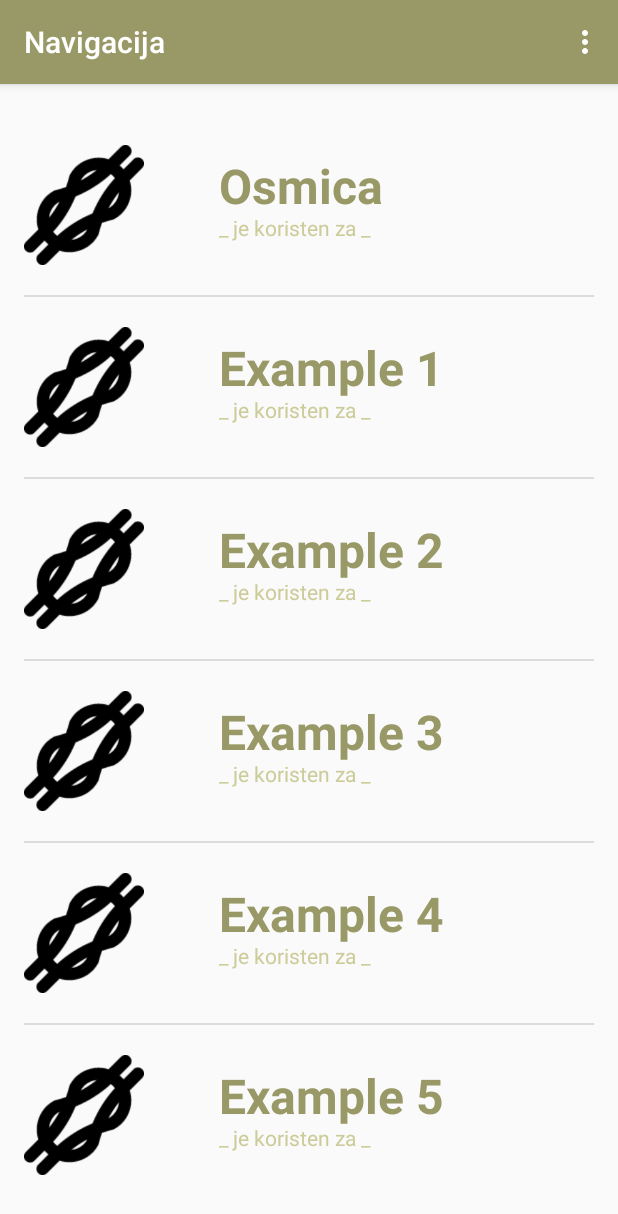
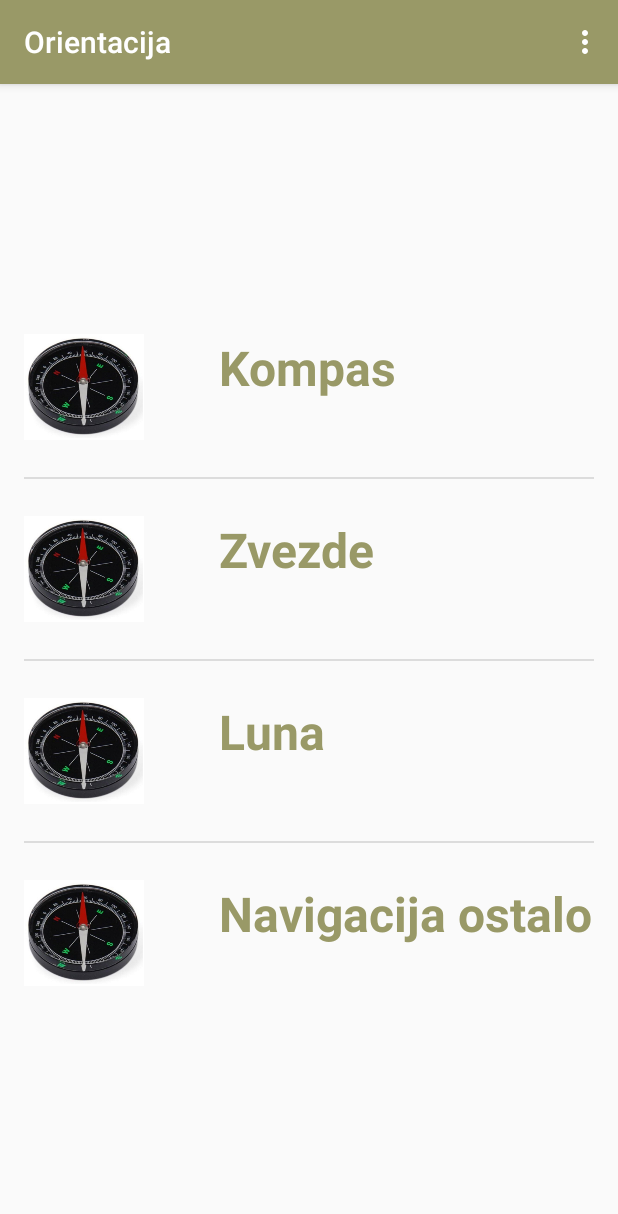
Before and after one commit to Cerozz/Skavt, an Android app: the screen it shows after launch (SubDirectory), after a tap on "Kako uporabiti navigacijske zemljevide i", on a phone screen of 412 x 824 dp. Shown: the top 1214 px of the screen. Run offline under Robolectric (Android 15) with nearby library versions, the phone set to English and light mode, and no system bars; 3 other taps on this screen came first.

Commit message:
Dodal vsebino v class, uredil adapter, uredil element, vsebine za zavetje in nasvete še ni, ognji memory leakajo(problem bitmap slik)

```diff
--- a/app/src/main/java/com/example/zoki/skavt/Adapter.java
+++ b/app/src/main/java/com/example/zoki/skavt/Adapter.java
@@ -1,6 +1,7 @@
 package com.example.zoki.skavt;
 
 import android.content.Context;
+import android.util.Log;
 import android.view.LayoutInflater;
 import android.view.View;
 import android.view.ViewGroup;
--- /dev/null
+++ b/app/src/main/java/com/example/zoki/skavt/Adapter_contentmenu.java
@@ -0,0 +1,32 @@
+package com.example.zoki.skavt;
+
+import android.content.Context;
+import android.util.Log;
+import android.view.LayoutInflater;
+import android.view.View;
+import android.view.ViewGroup;
+import android.widget.ArrayAdapter;
+import android.widget.ImageView;
+import android.widget.TextView;
+
+public class Adapter_contentmenu extends ArrayAdapter<String> {
+
+    private final int[] slike;
+
+    public Adapter_contentmenu(Context context, String[] ime, int[] slike) {
+        super(context, R.layout.row, ime);
+        this.slike = slike;
+    }
+
+    @Override
+    public View getView(int position, View convertView, ViewGroup parent) {
+        LayoutInflater inf = LayoutInflater.from(getContext());
+        View customView = inf.inflate(R.layout.row, parent, false);
+        String ime = getItem(position);
+        TextView text = (TextView) customView.findViewById(R.id.textView);
+        ImageView slika = (ImageView) customView.findViewById(R.id.imageView);
+        text.setText(ime);
+        slika.setImageResource(slike[position]);
+        return customView;
+    }
+}
--- a/app/src/main/java/com/example/zoki/skavt/MainActivity.java
+++ b/app/src/main/java/com/example/zoki/skavt/MainActivity.java
@@ -18,7 +18,7 @@ public class MainActivity extends AppCompatActivity {
     protected void onCreate(Bundle savedInstanceState) {
         super.onCreate(savedInstanceState);
         setContentView(R.layout.activity_main);
-        String[] poglavja = {"Vozli", "Zavetje", "Ognji", "Navigacija", "Nasveti", "Deli izkušnje", "Svetilka"};
+        String[] poglavja = {"Vozli", "Zavetje", "Ognji", "Orientacija", "Nasveti", "Deli izkušnje", "Svetilka"};
         int[] slike = {R.drawable.rope, R.drawable.home, R.drawable.flames, R.drawable.compass, R.drawable.books, R.drawable.social, R.drawable.flashlight};
         String[] opisi = {"O vozlih, kako jih naredimo in čemu so namenjeni", "Gradnja učinkovitega zavetja", "Različni ognji in njihovi nameni", "Kako uporabiti navigacijske zemljevide in kompas", "Koristno znanje za vsakogar", "Objavi svoje izkušnje (potrebuje internetno povezavo)", "Svetilka za temne dni"};
         ListAdapter adapter = new Adapter(this, poglavja, slike, opisi);
--- a/app/src/main/java/com/example/zoki/skavt/SubDirectory.java
+++ b/app/src/main/java/com/example/zoki/skavt/SubDirectory.java
@@ -9,18 +9,78 @@ import android.view.View;
 import android.widget.AdapterView;
 import android.widget.ListAdapter;
 import android.widget.ListView;
+import android.widget.Toast;
+
+import java.util.ArrayList;
 
 public class SubDirectory extends AppCompatActivity {
+
+    String[] ime, opis;
+    int[] slike;
+
+    ArrayList<Vsebina> vsebina = new ArrayList<>();
 
     @Override
     protected void onCreate(Bundle savedInstanceState) {
         super.onCreate(savedInstanceState);
         setContentView(R.layout.activity_subdirectory);
-        setTitle(getIntent().getExtras().getString("ime"));
-        String[] poglavja = {"Osmica", "Example 1", "Example 2", "Example 3", "Example 4", "Example 5"};
-        String[] opis = {"_ je koristen za _", "_ je koristen za _", "_ je koristen za _", "_ je koristen za _", "_ je koristen za _", "_ je koristen za _"};
-        int[] slike = {R.drawable.rope, R.drawable.rope, R.drawable.rope, R.drawable.rope, R.drawable.rope, R.drawable.rope};
-        ListAdapter adapter = new Adapter(this, poglavja, slike, opis);
+        String title = getIntent().getExtras().getString("ime");
+        setTitle(title);
+
+        if(title.equals("Vozli")){
+            vsebina = new Vsebina().getVozli();
+
+            int st_vozlov = vsebina.size();
+            ime = new String[st_vozlov];
+            opis = new String[st_vozlov];
+            slike = new int[st_vozlov];
+
+            for(int i = 0; i < st_vozlov;i++){
+                ime[i] = vsebina.get(i).ime;
+                opis[i] = vsebina.get(i).opis;
+                slike[i] = vsebina.get(i).slika;
+            }
+        }
+        else if (title.equals("Ognji"))
+        {
+            vsebina = new Vsebina().getOgnji();
+
+            int st_ognjev = vsebina.size();
+            ime = new String[st_ognjev];
+            opis = new String[st_ognjev];
+            slike = new int[st_ognjev];
+
+            for(int i = 0; i < st_ognjev;i++){
+                ime[i] = vsebina.get(i).ime;
+                opis[i] = vsebina.get(i).opis;
+                slike[i] = vsebina.get(i).slika;
+            }
+        }
+        else if (title.equals("Orientacija"))
+        {
+            vsebina = new Vsebina().getOrientacije();
+
+            int st_orientacij = vsebina.size();
+            ime = new String[st_orientacij];
+            opis = new String[st_orientacij];
+            slike = new int[st_orientacij];
+
+            for(int i = 0; i < st_orientacij;i++){
+                ime[i] = vsebina.get(i).ime;
+                opis[i] = vsebina.get(i).opis;
+                slike[i] = vsebina.get(i).slika;
+            }
+        }
+        else if (title.equals("Zavetje")){
+            Toast toast = Toast.makeText(getApplicationContext(), "ni še implementirano", Toast.LENGTH_SHORT);
+            toast.show();
+        }
+        else if (title.equals("Nasveti")){
+            Toast toast = Toast.makeText(getApplicationContext(), "ni še implementirano", Toast.LENGTH_SHORT);
+            toast.show();
+        }
+
+        ListAdapter adapter = new Adapter_contentmenu(this, ime, slike);
         ListView listView = (ListView) findViewById(R.id.listView);
         listView.setAdapter(adapter);
 
@@ -28,11 +88,9 @@ public class SubDirectory extends AppCompatActivity {
                 new AdapterView.OnItemClickListener() {
                     @Override
                     public void onItemClick(AdapterView<?> parent, View view, int position, long id) {
-                        String ime = String.valueOf(parent.getItemAtPosition(position));
+                        Vsebina vs = vsebina.get(position);
                         Intent start = new Intent(SubDirectory.this, Element.class);
-                        Bundle extra = new Bundle();
-                        extra.putString("ime", ime);
-                        start.putExtras(extra);
+                        start.putExtra("Vsebina", vs);
                         startActivity(start);
                     }
                 }
--- /dev/null
+++ b/app/src/main/java/com/example/zoki/skavt/Vsebina.java
@@ -0,0 +1,107 @@
+package com.example.zoki.skavt;
+
+import java.io.Serializable;
+import java.util.ArrayList;
+
+public class Vsebina implements Serializable{
+
+    public String ime;
+    public String opis;
+    public String uporaba;
+    public int slika;
+
+    public Vsebina() {
+    }
+
+    public Vsebina(String ime, String opis, String uporaba, int slika) {
+        this.ime = ime;
+        this.opis = opis;
+        this.uporaba = uporaba;
+        this.slika = slika;
+    }
+
+    public Vsebina(String ime, String opis , int slika) {
+        this.ime = ime;
+        this.opis = opis;
+        this.slika = slika;
+    }
+
+    public ArrayList<Vsebina> getVozli() {
+        ArrayList<Vsebina> vozli = new ArrayList<>();
+        vozli.add(new Vsebina("Ambulantni",
+                        "OPIS:  sestavljen je iz dveh polvozlov.Se ne zatika in zato ga tudi preprosto odvežemo. Je zelo enostaven in močno drži. Če so vrvi gladke, raje uporabimo ribiški ali podaljševalni vozel.\n\n",
+                        "UPORABA: pri prvi pomoči(fiksiranje zlomljenega uda, zavezovanje s trikotno ruto), pri podaljševanju dveh krajši vrvi, a samo v primeru, da sta enako debeli, ustvarjanje zanke\n",
+                         R.drawable.vozel_ambulanti));
+        vozli.add(new Vsebina("Bičev",
+                        "je boljši od kavbojskega, ker se pri enostranski obremenitvi zateguje in ne drsi. Vsebina se lahko tudi vplete.\n\n",
+                         "UPORABA: v alpinizmu za privezovanje na karabin, za pritrjevanje vrvi na drog, za postavljanje šotora\n",
+                         R.drawable.vozel_bicev));
+        vozli.add(new Vsebina("Osmica",
+                         "OPIS: Osmico lahko izdelamo kot osnovno ali kot vpleteno. Primerna je predvsem za varovanje v gorah.\n\n",
+                         "UPORABA: spust ob vrvi pri zimski tehniki, pri izdelovanju škripčevja, vrvna ograja, vmesni vozli pri ledeniškem navezovanju\n",
+                        R.drawable.vozel_osmica));
+        vozli.add(new Vsebina("Podaljševalni",
+                         "OPIS: služi povezovanju dveh vrvi, ali pa ene same vrvice, da tako dobimo neskončno zanka. Priporočljiva je izdelava s trojnim ovojem.\n\n",
+                         "UPORABA: kadar imamo dve prekratki vrvi, kadar želimo dve vrvi povezati. \n",
+                        R.drawable.vozel_podaljsevalni));
+        vozli.add(new Vsebina("Prusikov",
+                         "OPIS: Spada med drsne vozle. Pri obremenitvi se zateguje, če ga razbremenimo, pa ga lahko pomikamo po vrvi, drogu,…  Naredimo ga s tanjšo vrvico na debelejši. Prusikov vozel drži v obe smeri.\n",
+                         "UPORABA: samoreševanje, samovarovanje pri spustu ob vrvi\n",
+                         R.drawable.vozel_prusikov));
+        return vozli;
+    }
+
+    public ArrayList<Vsebina> getOgnji() {
+        ArrayList<Vsebina> ognji = new ArrayList<>();
+        ognji.add(new Vsebina("Piramida",
+                "OPIS: v tla zabijemo debelejšo vejo, okoli nje netivo, dračje, ter na koncu še debelejša drva.",
+                R.drawable.ogenj_piramida));
+        ognji.add(new Vsebina("Pagoda",
+                "OPIS: postavimo ga ob posebnih priložnostih, kot je zaključek tabora in podelitev priznanj. Vzame nam nekoliko več časa. V notranjosti postavimo piramido, okoli nje pa zložimo štiri stranice pagode. Za zunanje stranice uporabimo debelejša drva.",
+                R.drawable.ogenj_pagoda));
+        ognji.add(new Vsebina("Zvezdasti",
+                "OPIS: uporabljali so ga že Indijanci. Okoli ognja položimo debelejša polena, ki segajo v ogenj samo z enim koncem. Polena gorijo počasi, mi pa jih moramo potiskati proti središču ognja. Ogenj gori počasi in dlje časa.",
+                R.drawable.ogenj_zvezdasti));
+        ognji.add(new Vsebina("Strešni",
+                "OPIS: je podolgovate oblike. Na vsako stran namestimo dve rogovili. Rogovili na vrhu povežemo s slemensko palico, ki je namenjena opori. Nanjo namreč položimo drva. V notranjost nabašemo netivo in dračje po celi dolžini. Daje močno toploto, uporablja pa se ga predvsem za pečenje.",
+                R.drawable.ogenj_stresni));
+        ognji.add(new Vsebina("Stražni",
+                "OPIS: Naredimo osnoven ogenj po izbiri. Ob ognju postavimo lojtro, na katero naložimo polena. Ta polena naj bodo čim bolj okrogla. Ko poleno v ognju dogori, se vsa naložena polena premaknejo bližje ognju. Ogenj gori precej časa. Uporablja se kot za ogrevanje ali stražo čez celo noč.",
+                R.drawable.ogenj_strazni));
+        return ognji;
+    }
+
+    public ArrayList<Vsebina> getOrientacije() {
+        ArrayList<Vsebina> orientacije = new ArrayList<>();
+        orientacije.add(new Vsebina("Kompas",
+                "Kompas je naprava s prosto vrtečo magnetno iglo za določanje smeri neba.\n" +
+                        "Z njim določamo:\n" +
+                        "- smeri neba\n" +
+                        "- orientiramo topografsko karto\n" +
+                        "- smerni kot ali azimut in razdaljo poljubni točki na območju\n\n " +
+                "UPORABA: kompas ima magnetno iglo, ki se vedno obrne proti magnetnemu severu. Ta nekoliko odstopa od dejanskega geografskega severa, vendar odstopanje ni veliko. Pazljivi moramo biti na oznake na kompasu. Če so oznake angleške (N, E, S, W), je sever označen s črko N. " +
+                        "Če so oznake slovenske(S, V, J, Z), sever označuje črka S. Na smer igle lahko vplivajo tudi druga magnetna polja, ki jih povzročajo daljnovodi, električni aparati in kovinski predmeti. Poskrbeti moramo, da teh stvari ni v bližini.\n",
+                R.drawable.orientacija_kompas));
+        orientacije.add(new Vsebina("Zvezde",
+                "V jasnih nočeh se najbolje orientiramo po zvezdi Severnici. Najprej poiščemo veliki voz. To ozvezdje stalno kroži okrog severnega nebesnega pola in v naših krajih nikoli ne zaide. Isto velja za zvezdo Severnico. " +
+                        "Razdaljo med zvezdama zadnje osi velikega voza petkrat podaljšamo in tako pridemo do močne zvezde Severnice, ki nam določa točno smer na sever.",
+                R.drawable.orientacija_kompas));
+        orientacije.add(new Vsebina("Luna",
+                "- mlaj se vidi po zahodu sonca ob 18h na Z\n" +
+                        "- prvi krajec je okrog 18h na J, ob 24h na Z\n" +
+                        "- polna luna vzhaja po zahodu sonca ob 18h na V, ob 24h na J, ob 6h pa na Z.\n" +
+                        "- zadnji krajec vzhaja ob 24h na V, ob 6h je na J, ob 12h je na Z\n",
+                R.drawable.orientacija_kompas));
+        orientacije.add(new Vsebina("Navigacija ostalo",
+                " podnevi si lahko pomagamo s Soncem. Sonce je opoldne najvišje na obzorju. Senca je takrat najkrajša in kaže proti severu.\n" +
+                "- drevesna debla so na severu bolj poraščena z mahom\n" +
+                        "- razmiki med letnicami na štorih so proti severu manjši\n" +
+                        "- krošnje dreves so proti jugu bolj bujne\n" +
+                        "- mravljišča so proti jugu položnejša\n" +
+                        "- mravljišča so na južni strani dreves\n" +
+                        "- sneg se dlje obdrži na severnih pobočjih\n",
+                R.drawable.orientacija_kompas));
+
+        return orientacije;
+    }
+}
--- a/app/src/main/res/layout/row.xml
+++ b/app/src/main/res/layout/row.xml
@@ -23,7 +23,6 @@
             android:gravity="left|top"
             android:paddingLeft="130dp"
             android:paddingTop="65dp"
-            android:text="Opis določene izbire"
             android:textAppearance="?android:attr/textAppearanceSmall"
             android:textColor="#CCCC9A" />
 
```
Also changed, not shown: app/src/main/java/com/example/zoki/skavt/Element.java (+16 -1 lines), app/src/main/res/layout/activity_element.xml (+4 -6 lines), app/src/main/res/drawable/ogenj_pagoda.png (added), app/src/main/res/drawable/ogenj_piramida.png (added), app/src/main/res/drawable/ogenj_strazni.png (added), app/src/main/res/drawable/ogenj_stresni.png (added), app/src/main/res/drawable/ogenj_zvezdasti.png (added), app/src/main/res/drawable/orientacija_kompas.png (added), app/src/main/res/drawable/vozel_ambulanti.png (added), app/src/main/res/drawable/vozel_bicev.png (added), app/src/main/res/drawable/vozel_osmica.png (added), app/src/main/res/drawable/vozel_podaljsevalni.png (added), app/src/main/res/drawable/vozel_prusikov.png (added).
